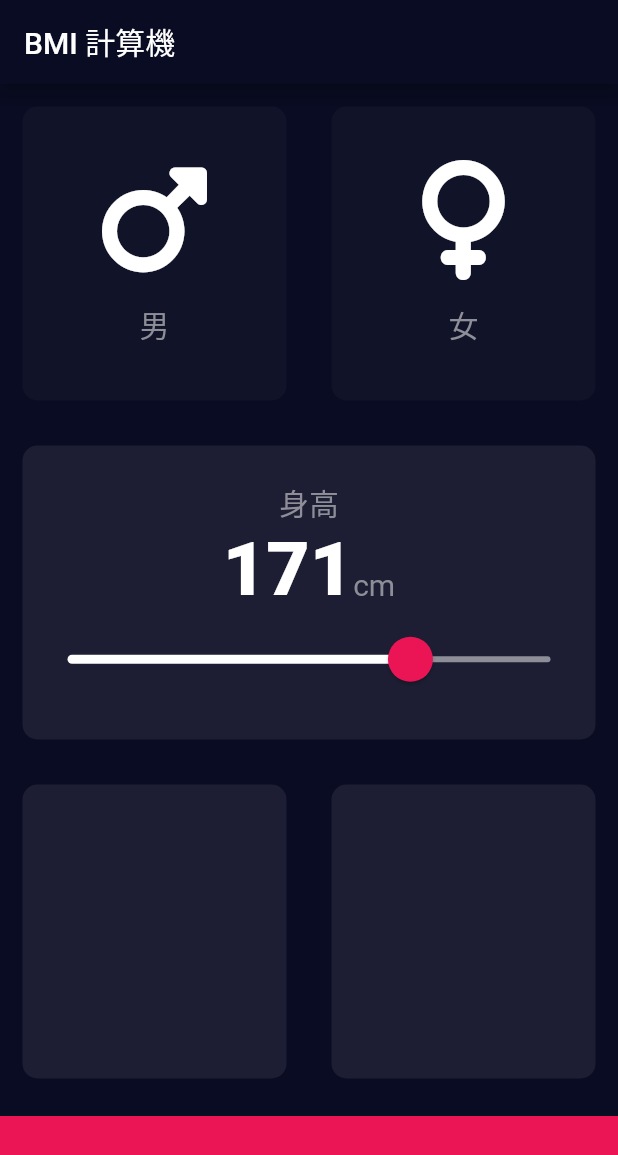
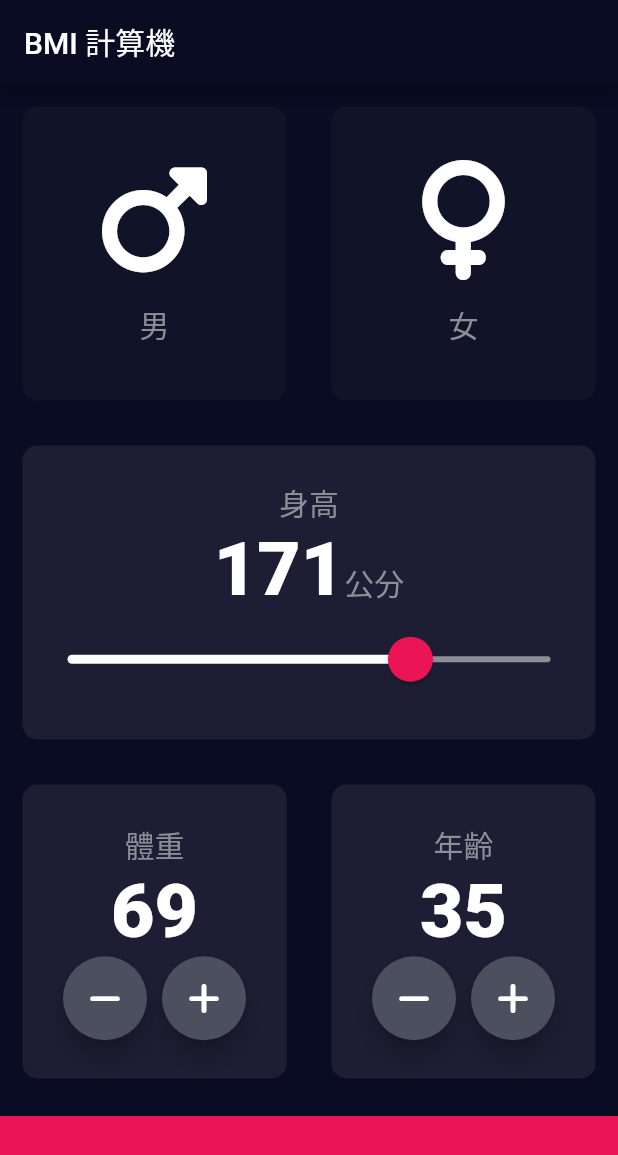
Before and after one commit to yusheng593/BMICalculator, a Flutter app: the screen it shows after launch, on a phone screen of 412 x 824 dp. Shown: the top 1155 px of the screen. Run offline on Flutter 3.47's test engine with Material 2 defaults, Android fonts, the phone set to English and light mode, and no system bars; our stand-ins replace font_awesome_flutter.

Commit message:
加入 身高與體重

```diff
--- a/lib/constants.dart
+++ b/lib/constants.dart
@@ -5,7 +5,7 @@ const kAppBarTitle = 'BMI 計算機';
 const kMaleLabel = '男';
 const kFemaleLabel = '女';
 const kUserHeightLabel = '身高';
-const kCentimeterLabel = 'cm';
+const kCentimeterLabel = '公分';
 const kBottomContainerHeight = 80.0;
 const kSliderMax = 200.0;
 const kSliderMin = 100.0;
--- a/lib/input_page.dart
+++ b/lib/input_page.dart
@@ -1,9 +1,12 @@
 import 'package:flutter/material.dart';
 import 'package:bmi_calculator/reusable_card.dart';
 import 'package:bmi_calculator/icon_content.dart';
+import 'package:font_awesome_flutter/font_awesome_flutter.dart';
 import 'constants.dart';
 
 enum GenderType { male, female }
+
+enum ButtonType { plus, minus }
 
 class InputPage extends StatefulWidget {
   const InputPage({Key? key}) : super(key: key);
@@ -14,6 +17,8 @@ class InputPage extends StatefulWidget {
 class InputPageState extends State<InputPage> {
   GenderType? selectedGender;
   int height = kDefaultUserHeight;
+  int weight = 69;
+  int age = 35;
 
   @override
   Widget build(BuildContext context) {
@@ -117,15 +122,89 @@ class InputPageState extends State<InputPage> {
           ),
           Expanded(
             child: Row(
-              children: const [
+              children: [
                 Expanded(
                   child: ReusableCard(
                     backgroundColor: kActiveCardColor,
+                    cardChild: Column(
+                      mainAxisAlignment: MainAxisAlignment.center,
+                      children: [
+                        const Text(
+                          '體重',
+                          style: kLabelTextStyle,
+                        ),
+                        Text(
+                          weight.toString(),
+                          style: kNumberTextStyle,
+                        ),
+                        Row(
+                          mainAxisAlignment: MainAxisAlignment.center,
+                          children: [
+                            RoundIconButton(
+                              icon: FontAwesomeIcons.minus,
+                              onPressed: () {
+                                setState(() {
+                                  weight--;
+                                });
+                              },
+                            ),
+                            const SizedBox(
+                              width: 10.0,
+                            ),
+                            RoundIconButton(
+                              icon: FontAwesomeIcons.plus,
+                              onPressed: () {
+                                setState(() {
+                                  weight++;
+                                });
+                              },
+                            )
+                          ],
+                        )
+                      ],
+                    ),
                   ),
                 ),
                 Expanded(
                   child: ReusableCard(
                     backgroundColor: kActiveCardColor,
+                    cardChild: Column(
+                      mainAxisAlignment: MainAxisAlignment.center,
+                      children: [
+                        const Text(
+                          '年齡',
+                          style: kLabelTextStyle,
+                        ),
+                        Text(
+                          age.toString(),
+                          style: kNumberTextStyle,
+                        ),
+                        Row(
+                          mainAxisAlignment: MainAxisAlignment.center,
+                          children: [
+                            RoundIconButton(
+                              icon: FontAwesomeIcons.minus,
+                              onPressed: () {
+                                setState(() {
+                                  age--;
+                                });
+                              },
+                            ),
+                            const SizedBox(
+                              width: 10.0,
+                            ),
+                            RoundIconButton(
+                              icon: FontAwesomeIcons.plus,
+                              onPressed: () {
+                                setState(() {
+                                  age++;
+                                });
+                              },
+                            )
+                          ],
+                        )
+                      ],
+                    ),
                   ),
                 ),
               ],
@@ -142,3 +221,23 @@ class InputPageState extends State<InputPage> {
     );
   }
 }
+
+class RoundIconButton extends StatelessWidget {
+  const RoundIconButton({Key? key, required this.icon, required this.onPressed})
+      : super(key: key);
+
+  final IconData icon;
+  final VoidCallback onPressed;
+
+  @override
+  Widget build(BuildContext context) {
+    return RawMaterialButton(
+      onPressed: onPressed,
+      elevation: 6.0,
+      constraints: const BoxConstraints.tightFor(width: 56.0, height: 56.0),
+      shape: CircleBorder(),
+      fillColor: Color(0xFF4C4F5E),
+      child: Icon(icon),
+    );
+  }
+}
```
